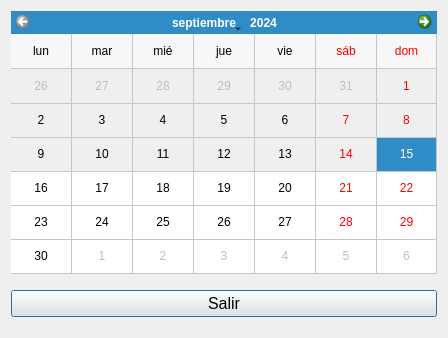
Before: the Qt Designer form GymFitness/View/dialogcalendar.ui in J-Pinos3/Desktop_GymManagement, drawn with Qt 5.
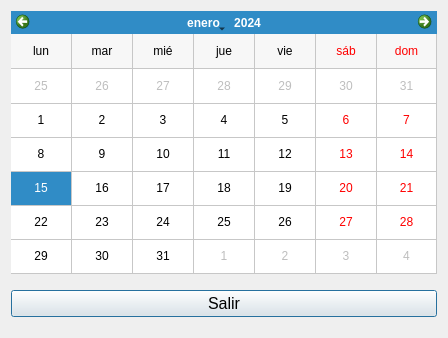
After: the same form once the commit is applied.

```diff
--- a/GymFitness/View/dialogcalendar.ui
+++ b/GymFitness/View/dialogcalendar.ui
@@ -23,7 +23,7 @@
        </property>
        <property name="minimumDate">
         <date>
-         <year>2024</year>
+         <year>1999</year>
          <month>9</month>
          <day>15</day>
         </date>
```
